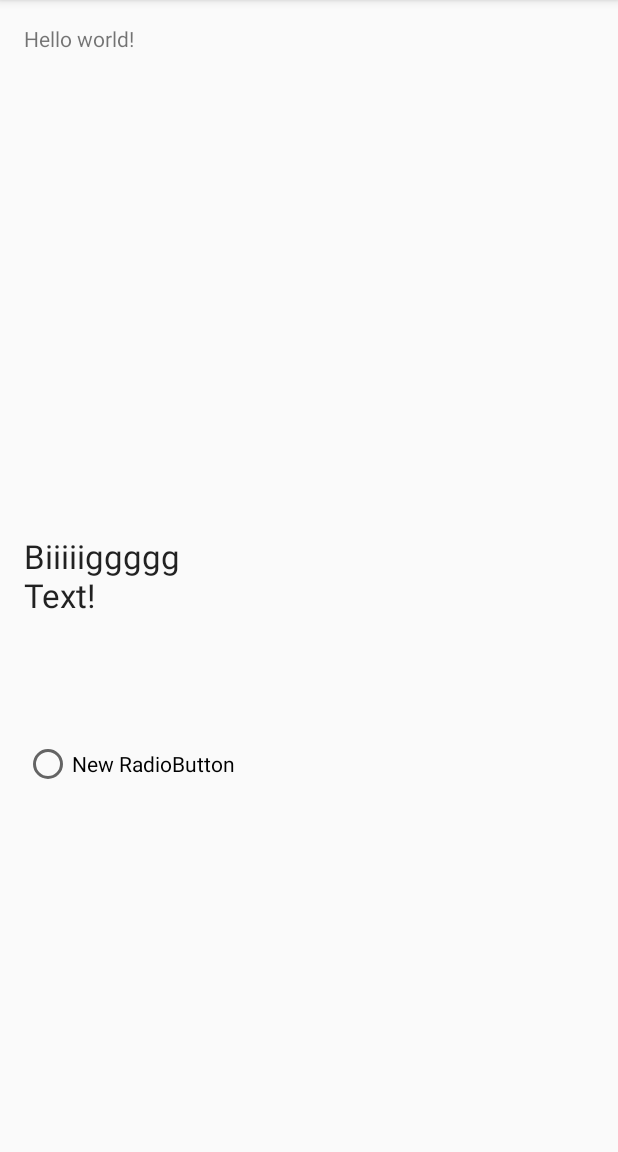
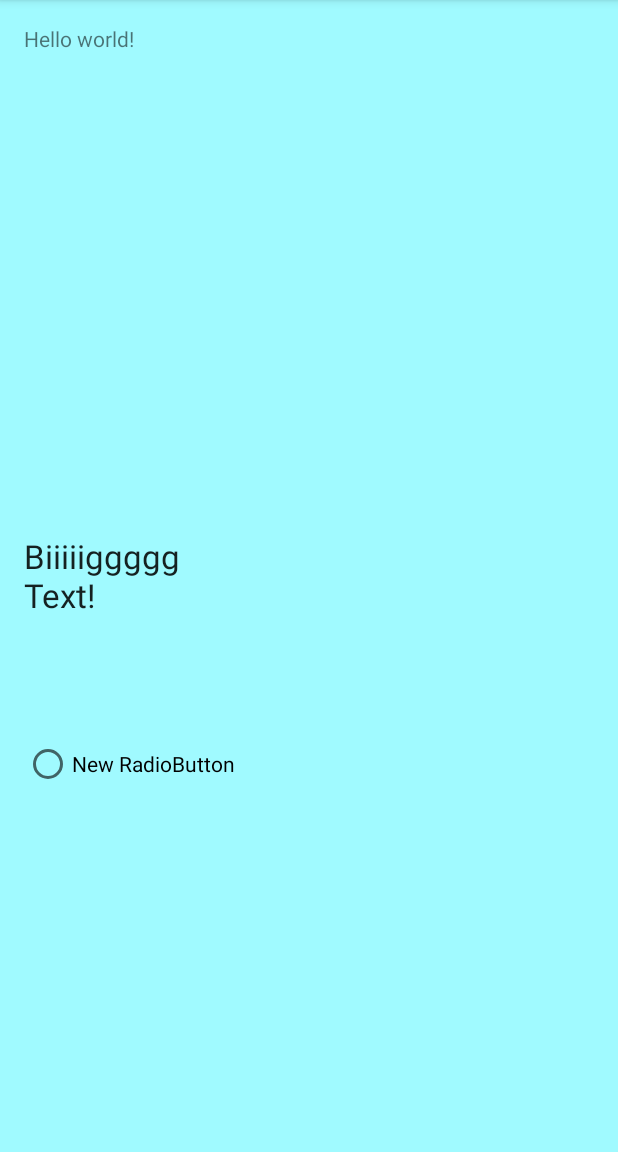
Before and after one commit to trishasalkas/GitHubDemo, an Android app: the screen it shows after launch (MainActivity), on a phone screen of 412 x 824 dp, the part 84-1236 px from its top. Run offline under Robolectric (Android 15) with nearby library versions, the phone set to English and light mode, and no system bars.

Commit message:
Second Edit

```diff
--- a/app/src/main/res/layout/activity_main.xml
+++ b/app/src/main/res/layout/activity_main.xml
@@ -6,7 +6,8 @@
                 android:paddingRight="@dimen/activity_horizontal_margin"
                 android:paddingTop="@dimen/activity_vertical_margin"
                 android:paddingBottom="@dimen/activity_vertical_margin"
-                tools:context=".MainActivity">
+                tools:context=".MainActivity"
+                android:background="#ffa0faff">
 
     <TextView
         android:text="@string/hello_world"
```
